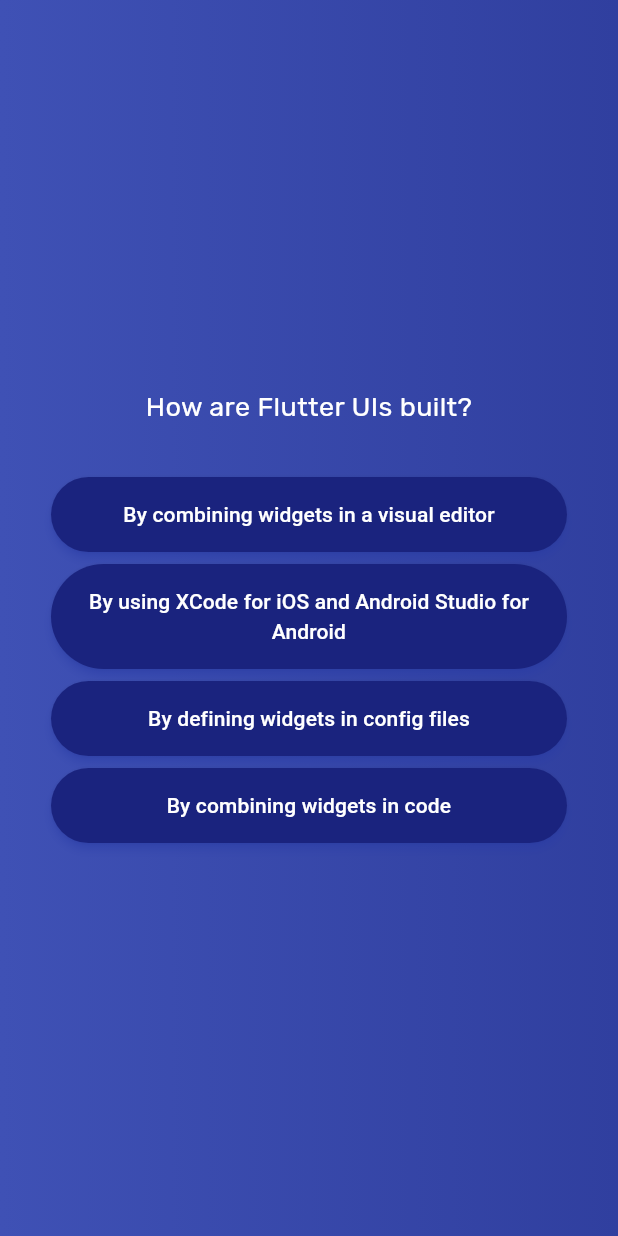
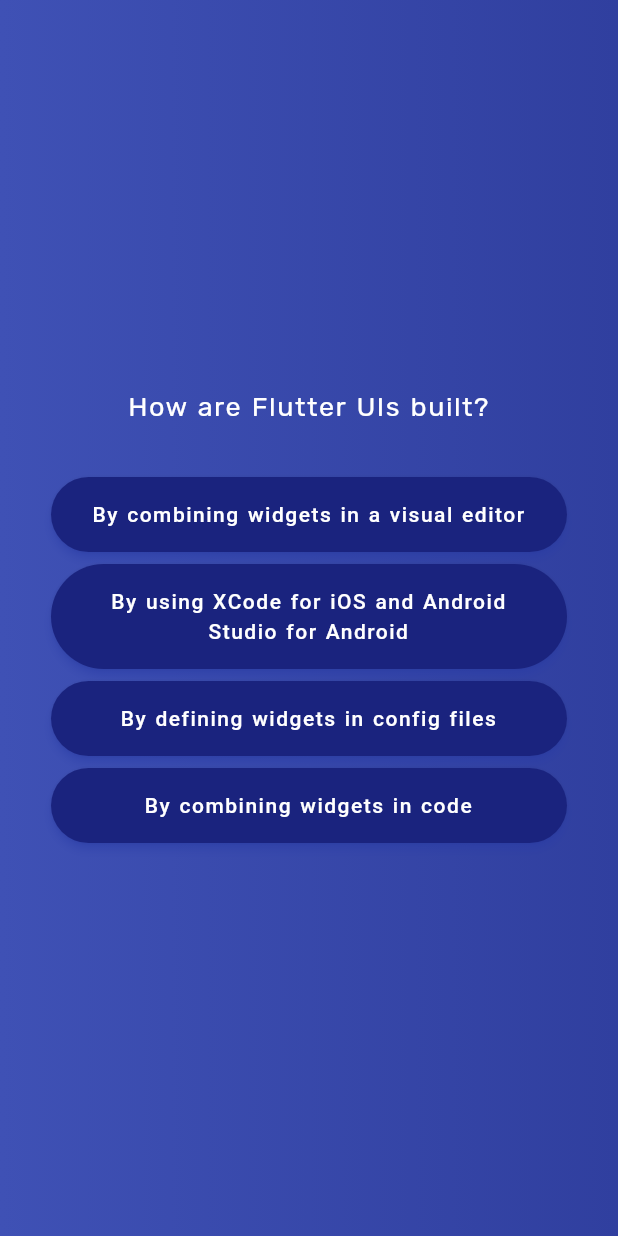
Before and after one commit to Premchand777/flutter_quiz_app, a Flutter app: the screen it shows after launch, after a tap on "Start Quiz", after a tap on "Components", on a phone screen of 412 x 824 dp. Run offline on Flutter 3.47's test engine with Material 3 defaults, Android fonts, the phone set to English and light mode, and no system bars; our stand-ins replace google_fonts.

Commit message:
Completed functionality and design of quiz app by final results screen functionality and design.

```diff
--- a/lib/data/questions_answers.dart
+++ b/lib/data/questions_answers.dart
@@ -1,5 +1,5 @@
 // import project pkgs
-import 'package:quiz_app/models/quiz_model.dart';
+import 'package:flutter_quiz/models/quiz_model.dart';
 
 const questionsAnswers = [
   QuizModel(
--- a/lib/main.dart
+++ b/lib/main.dart
@@ -2,11 +2,13 @@
 import 'package:flutter/material.dart';
 
 // import project pkgs
-import 'package:quiz_app/quiz_junction.dart';
+import 'package:flutter_quiz/quiz_junction.dart';
 
 // automatically called by dart
 void main() {
   runApp(
-    const QuizJunction(),
+    const SafeArea(
+      child: QuizJunction(),
+    ),
   );
 }
--- a/lib/questions_screen.dart
+++ b/lib/questions_screen.dart
@@ -3,20 +3,25 @@ import 'package:flutter/material.dart';
 
 // import 3rd party pkgs
 import 'package:google_fonts/google_fonts.dart';
+// import 'package:f_logs/f_logs.dart';
 
 // import project pkgs
-import 'package:quiz_app/data/questions_answers.dart';
-import 'package:quiz_app/models/quiz_model.dart';
-import 'package:quiz_app/reusable_widgets/answer_button.dart';
+import 'package:flutter_quiz/data/questions_answers.dart';
+import 'package:flutter_quiz/models/quiz_model.dart';
+import 'package:flutter_quiz/reusable_widgets/answer_button.dart';
 
 // questions custom stateful widget
 class QuestionsScreen extends StatefulWidget {
   const QuestionsScreen({
     super.key,
-    required this.restartQuizOnEnd,
+    required this.changeScreen,
   });
 
-  final void Function(String? changeScreen) restartQuizOnEnd;
+  final void Function(
+    String screenName,
+    int? correctAnswers,
+    List<Map<String, dynamic>>? resultSummary,
+  ) changeScreen;
 
   @override
   State<QuestionsScreen> createState() => _QuestionsScreenState();
@@ -28,7 +33,8 @@ class _QuestionsScreenState extends State<QuestionsScreen> {
 
   @override
   Widget build(BuildContext context) {
-    final QuizModel currentQuizQuestion = questionsAnswers[currentQuestionIndex];
+    final QuizModel currentQuizQuestion =
+        questionsAnswers[currentQuestionIndex];
 
     return SizedBox(
       width: double.infinity,
@@ -43,29 +49,47 @@ class _QuestionsScreenState extends State<QuestionsScreen> {
               style: GoogleFonts.rubik(
                 color: Colors.white,
                 fontSize: 18,
+                letterSpacing: 1,
+                wordSpacing: 1,
               ),
               textAlign: TextAlign.center,
             ),
             const SizedBox(
               height: 30,
             ),
-            ...currentQuizQuestion.getShuffledAnswers().map((answer) => AnswerButton(
+            ...currentQuizQuestion
+                .getShuffledAnswers()
+                .map((answer) => AnswerButton(
                       answer: answer,
                       nextQuestion: () {
                         selectedAnswers.add(answer);
                         if (selectedAnswers.length == questionsAnswers.length) {
-                    widget.restartQuizOnEnd('go');
+                          final List<Map<String, dynamic>> resultSummary = [];
+                          int rightAnswers = 0;
+                          for (int i = 0; i < selectedAnswers.length; i++) {
+                            resultSummary.add({
+                              'questionNo': i + 1,
+                              'question': questionsAnswers[i].question,
+                              'correctAnswer': questionsAnswers[i].answers[0],
+                              'userAnswer': selectedAnswers[i]
+                            });
+                            // FLog.info(text: '74: $resultSummary');
+                            if (questionsAnswers[i].answers[0] == selectedAnswers[i]) {
+                              // FLog.info(text: '78: $resultSummary, ${resultSummary.isEmpty}');
+                              rightAnswers += 1;
+                            }
+                          }
+                          widget.changeScreen('result', rightAnswers, resultSummary);
                         } else {
                           setState(() {
                             currentQuestionIndex++;
                           });
                         }
-                }
+                      },
                     )),
           ],
         ),
       ),
     );
   }
-
 }
--- a/lib/quiz_junction.dart
+++ b/lib/quiz_junction.dart
@@ -2,8 +2,9 @@
 import 'package:flutter/material.dart';
 
 // import project pkgs
-import 'package:quiz_app/quiz_start_screen.dart';
-import 'package:quiz_app/questions_screen.dart';
+import 'package:flutter_quiz/quiz_start_screen.dart';
+import 'package:flutter_quiz/questions_screen.dart';
+import 'package:flutter_quiz/result_screen.dart';
 
 // Start quiz screen custom stateful widget
 class QuizJunction extends StatefulWidget {
@@ -15,10 +16,21 @@ class QuizJunction extends StatefulWidget {
 
 class _QuizJunctionState extends State<QuizJunction> {
   String activeScreen = 'quizStart';
+  int? correctAnswers;
+  List<Map<String, dynamic>>? resultSummary;
 
-  void switchScreen(String? changeScreen) {
+  void switchScreen(
+    String screenName,
+    int? correctAnswers,
+    List<Map<String, dynamic>>? resultSummary,
+  ) {
+    if (resultSummary?.isNotEmpty == true) {
+      this.resultSummary = resultSummary;
+      this.correctAnswers = correctAnswers;
+    }
+
     setState(() {
-      activeScreen = changeScreen?.isNotEmpty == true ?'quizStart' : 'questions';
+      activeScreen = screenName;
     });
   }
 
@@ -30,14 +42,25 @@ class _QuizJunctionState extends State<QuizJunction> {
 
   @override
   Widget build(BuildContext context) {
-    Widget currentScreen = QuizStartScreen(switchScreen);
+    Widget currentScreen = Container();
+    if (activeScreen == 'quizStart') {
+      currentScreen = QuizStartScreen(changeScreen: switchScreen);
+    }
 
     if (activeScreen == 'questions') {
-      currentScreen = QuestionsScreen(restartQuizOnEnd: switchScreen);
+      currentScreen = QuestionsScreen(changeScreen: switchScreen);
+    }
+
+    if (activeScreen == 'result') {
+      currentScreen = ResultScreen(
+        changeScreen: switchScreen,
+        rightAnswers: correctAnswers,
+        resultSummary: resultSummary as List<Map<String, dynamic>>,
+      );
     }
 
     return MaterialApp(
-      title: 'quiz_app',
+      title: 'Flutter Quiz',
       home: Scaffold(
         // backgroundColor: Colors.indigo,
         body: Container(
@@ -45,8 +68,8 @@ class _QuizJunctionState extends State<QuizJunction> {
             gradient: LinearGradient(
               colors: [
                 Colors.indigo,
-                    Colors.indigo.shade700
-                  ]
+                Colors.indigo.shade700,
+              ],
             ),
           ),
           child: currentScreen,
--- a/lib/quiz_start_screen.dart
+++ b/lib/quiz_start_screen.dart
@@ -1,15 +1,21 @@
-
 // import flutter pkgs
 import 'package:flutter/material.dart';
 
 // import 3rd party pkgs
 import 'package:google_fonts/google_fonts.dart';
 
+// import project pkgs
+import 'package:flutter_quiz/reusable_widgets/icon_text_action_button.dart';
+
 // start screen stateless custom widget
 class QuizStartScreen extends StatelessWidget {
-  const QuizStartScreen(this.switchScreen, { super.key });
+  const QuizStartScreen({super.key, required this.changeScreen});
 
-  final void Function(String? changeScreen) switchScreen;
+  final void Function(
+    String screenName,
+    int? correctAnswers,
+    List<Map<String, dynamic>>? resultSummary,
+  ) changeScreen;
 
   @override
   Widget build(BuildContext context) {
@@ -31,30 +37,19 @@ class QuizStartScreen extends StatelessWidget {
               fontWeight: FontWeight.normal,
               color: Colors.white,
               fontSize: 18,
+              letterSpacing: 1,
+              wordSpacing: 1,
             ),
           ),
           const SizedBox(
             height: 20,
           ),
-          ElevatedButton.icon(
-            onPressed: () {
-              switchScreen(null);
+          IconTextActionButton(
+            icon: Icons.arrow_right_alt,
+            text: 'Start Quiz',
+            initStartRestart: () {
+              changeScreen('questions', null, null);
             },
-            style: ElevatedButton.styleFrom(
-              backgroundColor: Colors.indigo.shade900,
-              shadowColor: Colors.indigoAccent,
-            ),
-            icon: const Icon(
-              Icons.arrow_right_alt,
-              color: Colors.white,
-            ),
-            label: Text(
-              'Start Quiz',
-              style: GoogleFonts.rubik(
-                fontWeight: FontWeight.bold,
-                color: Colors.white
-              ),
-            ),
           ),
         ],
       ),
--- a/lib/reusable_widgets/answer_button.dart
+++ b/lib/reusable_widgets/answer_button.dart
@@ -1,4 +1,3 @@
-
 // import flutter pkgs
 import 'package:flutter/material.dart';
 
@@ -25,20 +24,19 @@ class AnswerButton extends StatelessWidget {
           shape: RoundedRectangleBorder(
             borderRadius: BorderRadius.circular(45),
           ),
-          padding: const EdgeInsets.symmetric(
-              vertical: 15,
-              horizontal: 25
-          ),
+          padding: const EdgeInsets.symmetric(vertical: 15, horizontal: 25),
         ),
         child: Text(
           answer,
           style: const TextStyle(
             color: Colors.white,
             fontSize: 14,
+            letterSpacing: 1,
+            wordSpacing: 1,
           ),
           textAlign: TextAlign.center,
         ),
       ),
-    ) ;
+    );
   }
 }
--- /dev/null
+++ b/lib/reusable_widgets/icon_text_action_button.dart
@@ -0,0 +1,48 @@
+// import flutter pkgs
+import 'package:flutter/material.dart';
+
+// import 3rd party pkgs
+import 'package:google_fonts/google_fonts.dart';
+
+class IconTextActionButton extends StatelessWidget {
+  const IconTextActionButton({
+    super.key,
+    required this.icon,
+    required this.text,
+    required this.initStartRestart,
+  });
+
+  final IconData icon;
+  final String text;
+  final void Function() initStartRestart;
+
+  @override
+  Widget build(BuildContext context) {
+    return Container(
+      margin: const EdgeInsets.all(4),
+      child: ElevatedButton.icon(
+        onPressed: initStartRestart,
+        // () {
+        //   changeScreen('questions', null);
+        // },
+        style: ElevatedButton.styleFrom(
+          backgroundColor: Colors.indigo.shade900,
+          shadowColor: Colors.indigoAccent,
+        ),
+        icon: Icon(
+          icon,
+          color: Colors.white,
+        ),
+        label: Text(
+          text,
+          style: GoogleFonts.rubik(
+            fontWeight: FontWeight.bold,
+            color: Colors.white,
+            letterSpacing: 1,
+            wordSpacing: 1,
+          ),
+        ),
+      ),
+    );
+  }
+}
--- a/pubspec.yaml
+++ b/pubspec.yaml
@@ -1,4 +1,4 @@
-name: quiz_app
+name: flutter_quiz
 description: "A new Flutter project."
 # The following line prevents the package from being accidentally published to
 # pub.dev using `flutter pub publish`. This is preferred for private packages.
@@ -36,6 +36,7 @@ dependencies:
   # Use with the CupertinoIcons class for iOS style icons.
   cupertino_icons: ^1.0.6
   google_fonts: ^6.2.1
+  f_logs: ^2.0.1
 
 dev_dependencies:
   flutter_test:
```
Also changed, not shown: lib/result_screen.dart (added, +168 -0 lines), pubspec.lock. Lines whose indentation alone changed are shown as unchanged.
